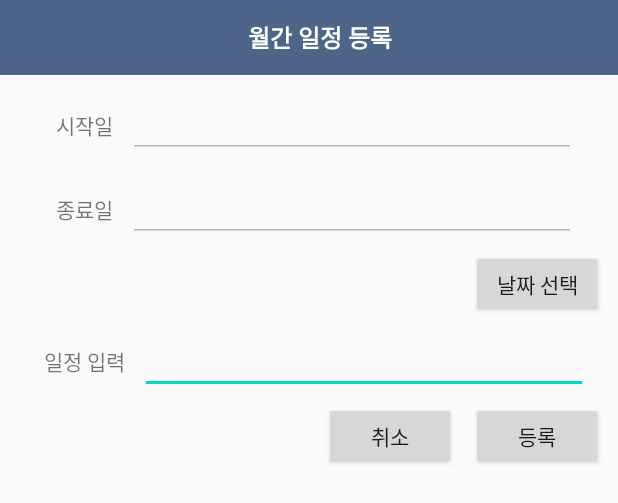
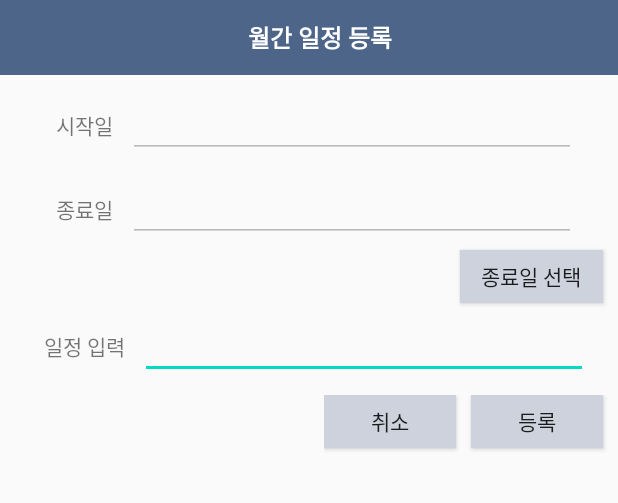
Before and after one commit to HCH96/mpp_master, an Android app: the layout monthlypopup.xml on its own in the app's theme, with its tools: preview values and no code run, on a phone screen of 412 x 824 dp. Shown: the top 503 px of the screen. Run offline under Robolectric (Android 15) with nearby library versions, the phone set to English and light mode, and no system bars.

Commit message:
Add files via upload

```diff
--- a/MobileProgrammingProjectVer3-fire--master/app/src/main/res/layout/monthlypopup.xml
+++ b/MobileProgrammingProjectVer3-fire--master/app/src/main/res/layout/monthlypopup.xml
@@ -74,11 +74,12 @@
 
     <Button
         android:id="@+id/selectDate"
-        android:layout_width="wrap_content"
-        android:layout_height="45dp"
+        android:layout_width="95dp"
+        android:layout_height="35dp"
         android:layout_gravity="right"
         android:layout_marginRight="10dp"
-        android:text="날짜 선택" />
+        android:background="#CDD2DC"
+        android:text="종료일 선택" />
 
     <LinearLayout
         android:layout_width="wrap_content"
@@ -107,20 +108,23 @@
         android:layout_width="wrap_content"
         android:layout_height="60dp"
         android:layout_gravity="right"
+        android:layout_marginTop="5dp"
         android:orientation="horizontal">
 
         <Button
             android:id="@+id/cancel"
             android:layout_width="wrap_content"
-            android:layout_height="45dp"
+            android:layout_height="35dp"
+            android:background="#CDD2DC"
             android:text="취소" />
 
         <Button
             android:id="@+id/register"
             android:layout_width="wrap_content"
-            android:layout_height="45dp"
+            android:layout_height="35dp"
             android:layout_marginLeft="10dp"
             android:layout_marginRight="10dp"
+            android:background="#CDD2DC"
             android:text="등록" />
     </LinearLayout>
 
```
